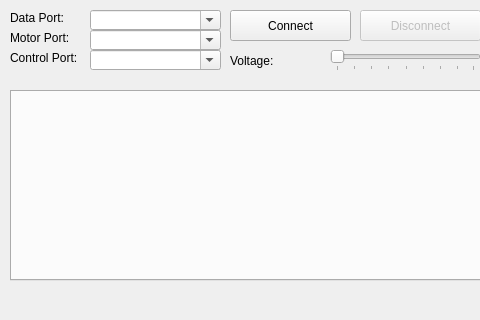
ahp-electronics/xc-gui, file mainwindow.ui: the form before one commit; both pictures show x 0 to 480 and y 0 to 320 of the 802 by 600 pixel window.
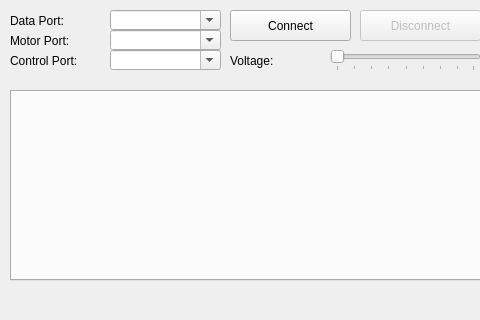
The form after the commit.

```diff
--- a/mainwindow.ui
+++ b/mainwindow.ui
@@ -17,9 +17,9 @@
    <widget class="QComboBox" name="XCPort">
     <property name="geometry">
      <rect>
-      <x>90</x>
+      <x>110</x>
       <y>10</y>
-      <width>131</width>
+      <width>111</width>
       <height>20</height>
      </rect>
     </property>
@@ -32,8 +32,8 @@
      <rect>
       <x>10</x>
       <y>10</y>
-      <width>71</width>
-      <height>16</height>
+      <width>91</width>
+      <height>21</height>
      </rect>
     </property>
     <property name="text">
@@ -209,8 +209,8 @@
      <rect>
       <x>10</x>
       <y>30</y>
-      <width>71</width>
-      <height>16</height>
+      <width>91</width>
+      <height>21</height>
      </rect>
     </property>
     <property name="text">
@@ -220,9 +220,9 @@
    <widget class="QComboBox" name="MotorPort">
     <property name="geometry">
      <rect>
-      <x>90</x>
+      <x>110</x>
       <y>30</y>
-      <width>131</width>
+      <width>111</width>
       <height>20</height>
      </rect>
     </property>
@@ -270,8 +270,8 @@
      <rect>
       <x>10</x>
       <y>50</y>
-      <width>71</width>
-      <height>16</height>
+      <width>91</width>
+      <height>21</height>
      </rect>
     </property>
     <property name="text">
@@ -281,9 +281,9 @@
    <widget class="QComboBox" name="ControlPort">
     <property name="geometry">
      <rect>
-      <x>90</x>
+      <x>110</x>
       <y>50</y>
-      <width>131</width>
+      <width>111</width>
       <height>20</height>
      </rect>
     </property>
```
